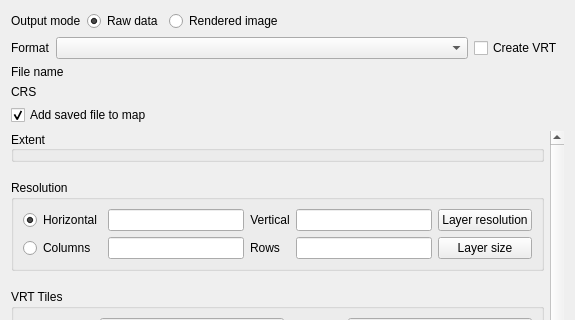
This is src/ui/qgsrasterlayersaveasdialogbase.ui in carsmie/QGIS as Qt 5 draws it before an edit; both pictures show x 0 to 575 and y 0 to 320 of the 575 by 580 pixel window. The edited form follows.
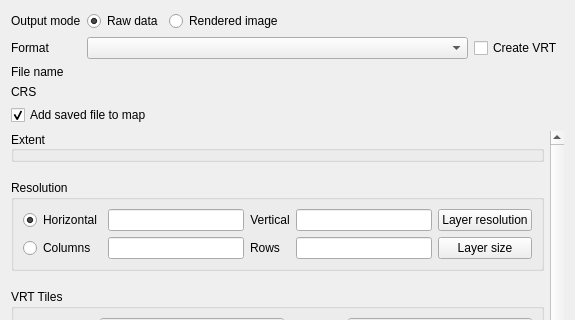
This is the edited form. Icons and pictures are not drawn. Custom widgets are drawn as their Qt base class.

Commit message: Align widgets in raster layer save as dialog

Diff of the .ui file:
```diff
--- a/src/ui/qgsrasterlayersaveasdialogbase.ui
+++ b/src/ui/qgsrasterlayersaveasdialogbase.ui
@@ -15,14 +15,26 @@
   </property>
   <layout class="QVBoxLayout" name="verticalLayout">
    <item>
-    <layout class="QHBoxLayout" name="horizontalLayout_6">
-     <item>
+    <layout class="QGridLayout" name="gridLayout_4">
+     <item row="2" column="1">
+      <widget class="QgsFileWidget" name="mFilename" native="true">
+       <property name="enabled">
+        <bool>true</bool>
+       </property>
+       <property name="focusPolicy">
+        <enum>Qt::StrongFocus</enum>
+       </property>
+      </widget>
+     </item>
+     <item row="0" column="0">
       <widget class="QLabel" name="mModeLabel">
        <property name="text">
         <string>Output mode</string>
        </property>
       </widget>
      </item>
+     <item row="0" column="1">
+      <layout class="QHBoxLayout" name="horizontalLayout_6">
      <item>
       <widget class="QRadioButton" name="mRawModeRadioButton">
        <property name="toolTip">
@@ -64,9 +76,7 @@
      </item>
     </layout>
    </item>
-   <item>
-    <layout class="QHBoxLayout" name="horizontalLayout">
-     <item>
+     <item row="1" column="0">
       <widget class="QLabel" name="mFormatLabel">
        <property name="text">
         <string>Format</string>
@@ -76,6 +86,15 @@
        </property>
       </widget>
      </item>
+     <item row="3" column="1">
+      <widget class="QgsProjectionSelectionWidget" name="mCrsSelector" native="true">
+       <property name="focusPolicy">
+        <enum>Qt::StrongFocus</enum>
+       </property>
+      </widget>
+     </item>
+     <item row="1" column="1">
+      <layout class="QHBoxLayout" name="horizontalLayout">
      <item>
       <widget class="QComboBox" name="mFormatComboBox">
        <property name="sizePolicy">
@@ -99,30 +118,7 @@
      </item>
     </layout>
    </item>
-   <item>
-    <layout class="QHBoxLayout" name="horizontalLayout_3">
-     <item>
-      <widget class="QLabel" name="mSaveAsLabel">
-       <property name="text">
-        <string>File name</string>
-       </property>
-       <property name="buddy">
-        <cstring>mFilename</cstring>
-       </property>
-      </widget>
-     </item>
-     <item>
-      <widget class="QgsFileWidget" name="mFilename">
-       <property name="enabled">
-        <bool>true</bool>
-       </property>
-      </widget>
-     </item>
-    </layout>
-   </item>
-   <item>
-    <layout class="QHBoxLayout" name="horizontalLayout_4">
-     <item>
+     <item row="3" column="0">
       <widget class="QLabel" name="label_2">
        <property name="sizePolicy">
         <sizepolicy hsizetype="Fixed" vsizetype="Fixed">
@@ -141,16 +137,17 @@
        </property>
       </widget>
      </item>
-     <item>
-      <widget class="QgsProjectionSelectionWidget" name="mCrsSelector" native="true">
-       <property name="focusPolicy">
-        <enum>Qt::StrongFocus</enum>
+     <item row="2" column="0">
+      <widget class="QLabel" name="mSaveAsLabel">
+       <property name="text">
+        <string>File name</string>
+       </property>
+       <property name="buddy">
+        <cstring>mFilename</cstring>
        </property>
       </widget>
      </item>
-    </layout>
-   </item>
-   <item>
+     <item row="4" column="0" colspan="2">
     <widget class="QCheckBox" name="mAddToCanvas">
      <property name="text">
       <string>Add saved file to map</string>
@@ -160,6 +157,8 @@
      </property>
     </widget>
    </item>
+    </layout>
+   </item>
    <item>
     <widget class="QgsScrollArea" name="mScrollArea">
      <property name="frameShape">
@@ -176,8 +175,8 @@
        <rect>
         <x>0</x>
         <y>0</y>
-        <width>541</width>
-        <height>754</height>
+        <width>543</width>
+        <height>675</height>
        </rect>
       </property>
       <layout class="QVBoxLayout" name="verticalLayout_5">
@@ -516,10 +515,10 @@
          <property name="checked">
           <bool>false</bool>
          </property>
-         <property name="collapsed">
+         <property name="collapsed" stdset="0">
           <bool>false</bool>
          </property>
-         <property name="saveCollapsedState">
+         <property name="saveCollapsedState" stdset="0">
           <bool>true</bool>
          </property>
          <layout class="QHBoxLayout" name="horizontalLayout_7">
```
Lines whose indentation alone changed are shown as unchanged.
